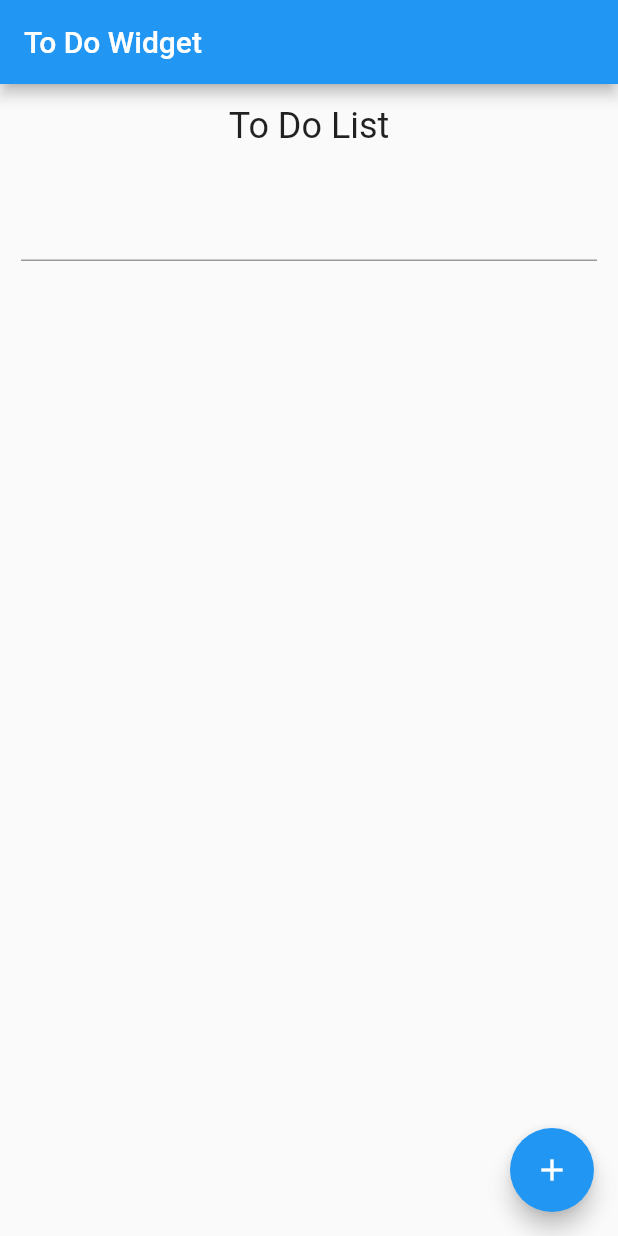
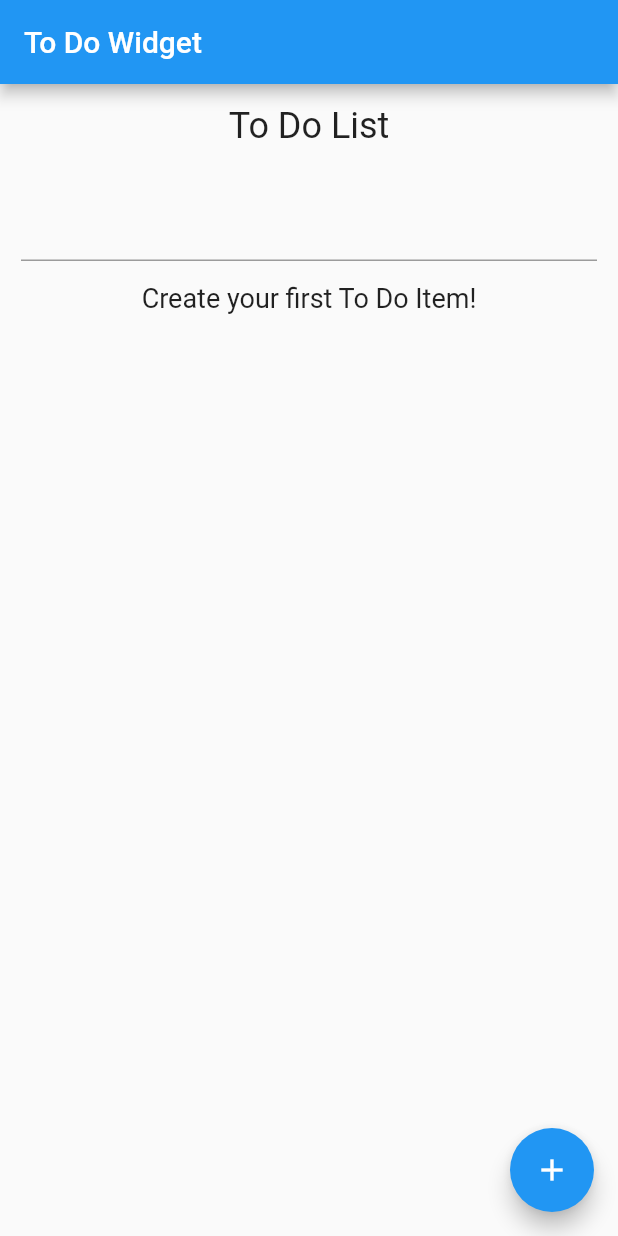
Before and after one commit to ChaseH88/Flutter-To-Do-App, a Flutter app: the screen it shows after launch, on a phone screen of 412 x 824 dp. Run offline on Flutter 3.47's test engine with Material 2 defaults, Android fonts, the phone set to English and light mode, and no system bars.

Commit message:
update UI

```diff
--- a/lib/main.dart
+++ b/lib/main.dart
@@ -79,10 +79,18 @@ class _ToDoWidgetState extends State<ToDoWidget> {
                     });
                   },
                 )),
+            Text(
+              toDoArr.isEmpty
+                  ? 'Create your first To Do Item!'
+                  : 'Total Items: ${toDoArr.length}',
+              style: TextStyle(
+                fontSize: 18,
+              ),
+            ),
             ToDoListWidget(
-              toDoArr: toDoArr,
-              markToDoItemComplete: markToDoItemComplete,
-            ),
+                toDoArr: toDoArr,
+                markToDoItemComplete: markToDoItemComplete,
+                removeToDoItem: removeToDoItem),
           ],
         ),
       ),
```
